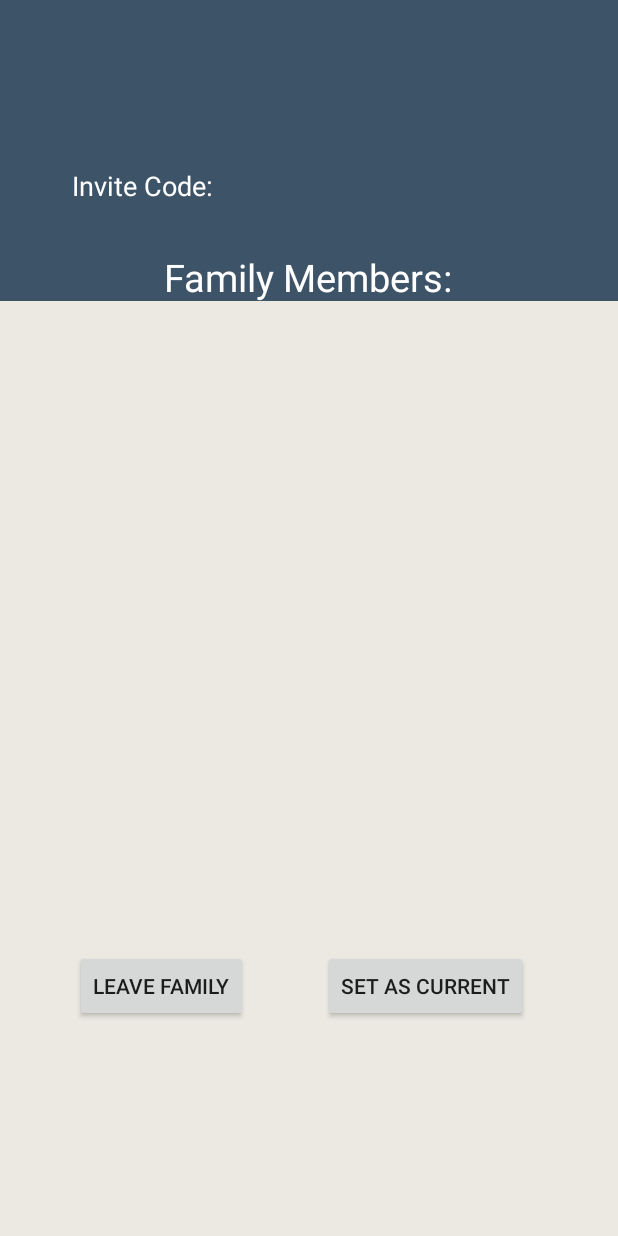
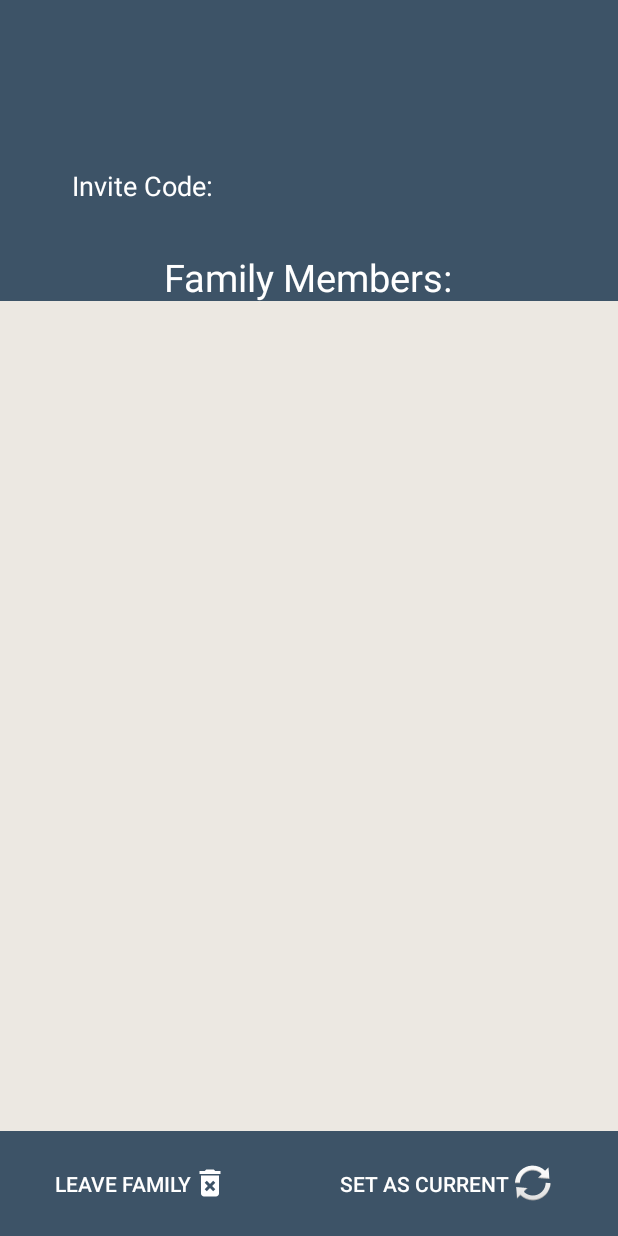
Before and after one commit to asilmian/It_proj_android, an Android app: the SingleFamilyView screen opened directly, with no data from a screen before it, on a phone screen of 412 x 824 dp. Run offline under Robolectric (Android 15) with nearby library versions, the phone set to English and light mode, and no system bars; our stand-ins replace Firebase (no records; nobody signed in at launch, a user with empty details on screens opened directly); network calls fail; 5 statements that could not run were skipped.

Commit message:
asil's vision

```diff
--- a/ItemOrganizer/app/src/main/java/com/example/itemorganizer/HomePage/ItemRAdapter.java
+++ b/ItemOrganizer/app/src/main/java/com/example/itemorganizer/HomePage/ItemRAdapter.java
@@ -84,7 +84,6 @@ public class ItemRAdapter extends RecyclerView.Adapter<ItemRAdapter.ItemViewHold
         public ItemViewHolder(View v) {
             super(v);
             name = v.findViewById(R.id.itemViewName);
-            tags = v.findViewById(R.id.itemViewTags);
             image = v.findViewById(R.id.itemViewImage);
             cardView = v.findViewById(R.id.itemViewCardView);
         }
@@ -118,7 +117,6 @@ public class ItemRAdapter extends RecyclerView.Adapter<ItemRAdapter.ItemViewHold
         Log.d(TAG, "onBindViewHolder: called with i: " + i);
 
         viewHolder.name.setText(items.get(i).get(0)); //Name
-        viewHolder.tags.setText(items.get(i).get(2)); //Tags
 
         //use glideapp to display image from fire storage
         GlideApp.with(viewHolder.image)
--- a/ItemOrganizer/app/src/main/res/drawable/black_gradient.xml
+++ b/ItemOrganizer/app/src/main/res/drawable/black_gradient_small.xml
@@ -3,7 +3,6 @@
 
 
     <gradient android:angle="90"
-        android:startColor="#FF121212"
-        android:centerColor="#79000000"
+        android:startColor="#CC121212"
         android:endColor="#00000000"/>
 </shape>
--- a/ItemOrganizer/app/src/main/res/layout/activity_single_family_view.xml
+++ b/ItemOrganizer/app/src/main/res/layout/activity_single_family_view.xml
@@ -39,14 +39,19 @@
     <Button
         android:id="@+id/single_family_view_current"
         android:layout_width="wrap_content"
-        android:layout_height="wrap_content"
-        android:layout_marginTop="1dp"
+        android:layout_height="0dp"
+        android:backgroundTint="@color/colorBtn"
+        android:drawableRight="@android:drawable/ic_popup_sync"
         android:text="Set as Current"
+        android:textColor="@android:color/white"
+        android:elevation="100dp"
+        app:layout_constraintBottom_toBottomOf="@+id/textView8"
         app:layout_constraintEnd_toEndOf="parent"
-        app:layout_constraintHorizontal_bias="0.781"
+        app:layout_constraintHorizontal_bias="0.883"
         app:layout_constraintStart_toStartOf="parent"
-        app:layout_constraintTop_toBottomOf="@+id/single_family_view_members"
-        app:layout_constraintVertical_bias="0.173" />
+        app:layout_constraintTop_toTopOf="@+id/textView8"
+        app:layout_constraintVertical_bias="0.0"
+        style="?android:attr/borderlessButtonStyle"/>
 
     <TextView
         android:id="@+id/textView"
@@ -132,11 +137,32 @@
     <Button
         android:id="@+id/single_family_view_leave"
         android:layout_width="wrap_content"
-        android:layout_height="wrap_content"
+        android:layout_height="0dp"
+        android:backgroundTint="@color/colorBtn"
+        android:drawableRight="@drawable/ic_delete"
+        android:drawableTint="@android:color/white"
         android:text="@string/leave_family"
+        android:textColor="@android:color/white"
+        android:elevation="100dp"
         app:layout_constraintBottom_toBottomOf="@+id/single_family_view_current"
         app:layout_constraintEnd_toStartOf="@+id/single_family_view_current"
+        app:layout_constraintHorizontal_bias="0.329"
         app:layout_constraintStart_toStartOf="parent"
-        app:layout_constraintTop_toTopOf="@+id/single_family_view_current" />
+        app:layout_constraintTop_toTopOf="@+id/single_family_view_current"
+        app:layout_constraintVertical_bias="0.0"
+        style="?android:attr/borderlessButtonStyle"/>
+
+    <TextView
+        android:id="@+id/textView8"
+        android:layout_width="0dp"
+        android:layout_height="70dp"
+        android:background="@color/colorBtn"
+        android:backgroundTint="@color/colorBtn"
+        app:layout_constraintBottom_toBottomOf="parent"
+        app:layout_constraintEnd_toEndOf="parent"
+        app:layout_constraintHorizontal_bias="0.0"
+        app:layout_constraintStart_toStartOf="parent"
+        app:layout_constraintTop_toBottomOf="@+id/textView6"
+        app:layout_constraintVertical_bias="1.0" />
 
 </androidx.constraintlayout.widget.ConstraintLayout>
--- a/ItemOrganizer/app/src/main/res/layout/activity_single_item_view.xml
+++ b/ItemOrganizer/app/src/main/res/layout/activity_single_item_view.xml
@@ -91,7 +91,7 @@
         android:text="@string/enter_item_name"
         android:textAlignment="center"
         android:textColor="@android:color/white"
-        android:textSize="30sp"
+        android:textSize="28sp"
         app:layout_constraintEnd_toEndOf="parent"
         app:layout_constraintHorizontal_bias="0.505"
         app:layout_constraintStart_toStartOf="parent"
@@ -105,7 +105,7 @@
         android:text="@string/textview"
         android:textAlignment="center"
         android:textColor="@android:color/black"
-        android:textSize="20sp"
+        android:textSize="18sp"
         app:layout_constraintBottom_toBottomOf="parent"
         app:layout_constraintEnd_toEndOf="parent"
         app:layout_constraintStart_toStartOf="parent"
```
Also changed, not shown: ItemOrganizer/app/src/main/res/layout/item_card_view.xml (+17 -18 lines).
